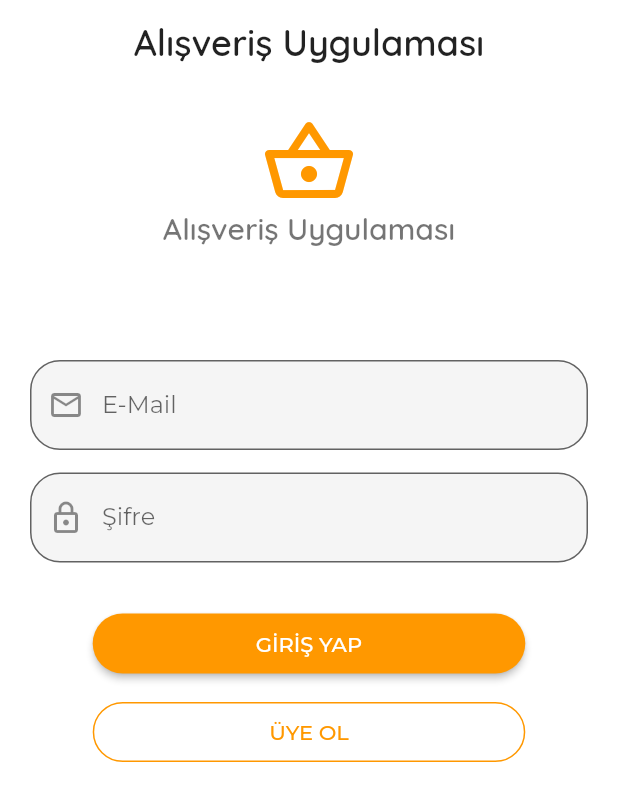
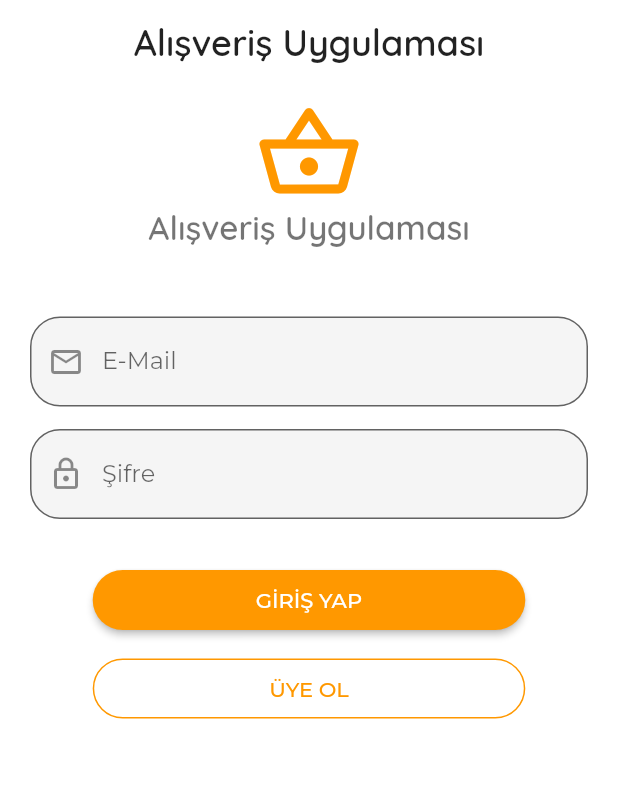
Before and after one commit to mctaspinar/flutterShopping, a Flutter app: the screen it shows after launch, on a phone screen of 412 x 824 dp. Shown: the top 801 px of the screen. Run offline on Flutter 3.47's test engine with Material 2 defaults, Android fonts, the phone set to English and light mode, and no system bars; our stand-ins replace google_fonts, shared_preferences.

Commit message:
animation added

```diff
--- a/lib/screens/auth_screen.dart
+++ b/lib/screens/auth_screen.dart
@@ -25,34 +25,29 @@ class AuthScreen extends StatelessWidget {
                 MediaQuery.of(context).padding.top,
             width: deviceSize.width,
             child: Column(
-              mainAxisAlignment: MainAxisAlignment.spaceAround,
+              mainAxisAlignment: MainAxisAlignment.start,
               children: [
                 SizedBox(
                   height: 10,
                 ),
-                Container(
-                  color: Colors.white,
-                  padding: const EdgeInsets.all(10),
-                  width: MediaQuery.of(context).size.width,
-                  child: Column(
+                Column(
                   children: [
                     Icon(
                       Icons.shopping_basket_outlined,
-                        size: 64,
+                      size: 72,
                     ),
                     Text(
                       'Alışveriş Uygulaması',
                       style: TextStyle(
                         color: Colors.black54,
-                          fontSize: 20,
+                        fontSize: 22,
                         fontWeight: FontWeight.w600,
                       ),
                     ),
                     SizedBox(
-                        height: 30,
+                      height: 10,
                     )
                   ],
-                  ),
                 ),
                 SizedBox(
                   height: 15,
@@ -149,7 +144,9 @@ class _AuthCardState extends State<AuthCard> {
         key: _formKey,
         child: Column(
           children: <Widget>[
-            TextFormField(
+            Container(
+              constraints: BoxConstraints(minHeight: 50, maxHeight: 75),
+              child: TextFormField(
                 decoration: InputDecoration(
                     filled: true,
                     prefixIcon: Icon(Icons.email_outlined),
@@ -168,10 +165,13 @@ class _AuthCardState extends State<AuthCard> {
                   _authData['email'] = value;
                 },
               ),
+            ),
             SizedBox(
               height: 15,
             ),
-            TextFormField(
+            Container(
+              constraints: BoxConstraints(minHeight: 50, maxHeight: 75),
+              child: TextFormField(
                 decoration: InputDecoration(
                     filled: true,
                     prefixIcon: Icon(Icons.lock_outlined),
@@ -190,11 +190,19 @@ class _AuthCardState extends State<AuthCard> {
                   _authData['password'] = value;
                 },
               ),
+            ),
             SizedBox(
               height: 15,
             ),
-            if (_authMode == AuthMode.Signup)
-              TextFormField(
+            //if (_authMode == AuthMode.Signup)
+            AnimatedContainer(
+              duration: Duration(milliseconds: 300),
+              curve: Curves.easeIn,
+              constraints: BoxConstraints(
+                  minHeight: _authMode == AuthMode.Signup ? 50 : 0,
+                  maxHeight: _authMode == AuthMode.Signup ? 75 : 0),
+              child: _authMode == AuthMode.Signup
+                  ? TextFormField(
                       enabled: _authMode == AuthMode.Signup,
                       decoration: InputDecoration(
                           filled: true,
@@ -208,8 +216,12 @@ class _AuthCardState extends State<AuthCard> {
                           ? (value) {
                               if (value != _passwordController.text) {
                                 return 'Şifreler uyuşmamaktadır!';
+                              } else {
+                                return "";
                               }
                             }
+                          : null,
+                    )
                   : null,
             ),
             SizedBox(
```
Lines whose indentation alone changed are shown as unchanged.
